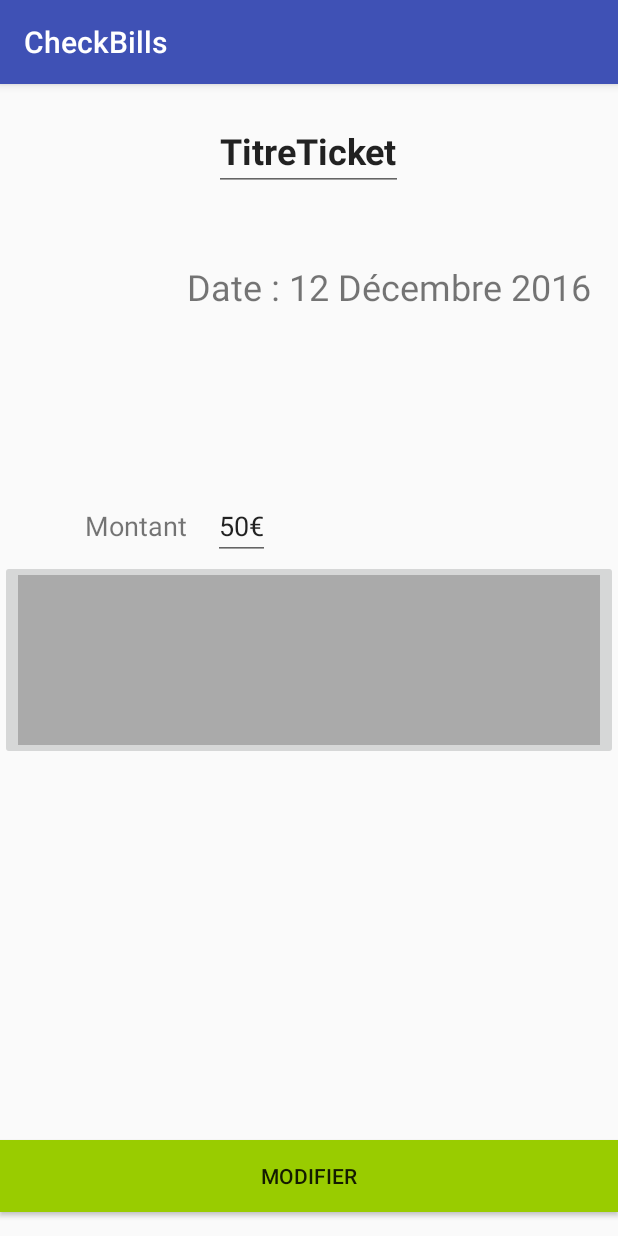
After one commit to GRnice/CheckBills, an Android app: the fragment HistoriqueModifFragment shown on its own in the app's theme, on a phone screen of 412 x 824 dp. The commit adds this screen. Run offline under Robolectric (Android 15) with nearby library versions, the phone set to English and light mode, and no system bars; 2 statements that could not run were skipped.

Commit message:
gestion de la modif

```diff
--- a/app/src/main/java/com/dg/checkbills/Daemon/SenderRequest.java
+++ b/app/src/main/java/com/dg/checkbills/Daemon/SenderRequest.java
@@ -43,7 +43,8 @@ public class SenderRequest extends Sender implements CommListener
             }
             case "MESSAGE":
             {
-                if (message.equals("BOUTIQUECHECK") || message.equals("ZONES_INFLUENCES_CHECK") )
+                if (message.equals("BOUTIQUECHECK") || message.equals("ZONES_INFLUENCES_CHECK") ||
+                        message.equals("BILLUPDATECHECK") )
                 {
                     task.cancel(true);
                     comm.interrupt();
--- /dev/null
+++ b/app/src/main/java/com/dg/checkbills/Historique/HistoriqueModifFragment.java
@@ -0,0 +1,71 @@
+package com.dg.checkbills.Historique;
+
+import android.os.Bundle;
+import android.view.LayoutInflater;
+import android.view.View;
+import android.view.ViewGroup;
+import android.widget.AdapterView;
+import android.widget.Button;
+import android.widget.EditText;
+import android.widget.ListView;
+import android.widget.TextView;
+
+import com.dg.checkbills.Data.Bill;
+import com.dg.checkbills.R;
+
+/**
+ * Created by Remy on 09/02/2017.
+ */
+
+public class HistoriqueModifFragment extends FragmentHistorique
+{
+    private Bill oldBill;
+
+    public HistoriqueModifFragment()
+    {
+
+    }
+
+    public static HistoriqueModifFragment newInstance(Bill bill)
+    {
+        HistoriqueModifFragment modifFrag = new HistoriqueModifFragment();
+        modifFrag.oldBill = bill;
+        return modifFrag;
+    }
+
+    @Override
+    public View onCreateView(LayoutInflater inflater, ViewGroup container,
+                             Bundle savedInstanceState) {
+        // Inflate the layout for this fragment
+
+        View v = inflater.inflate(R.layout.frag_historique_modification, container, false);
+        final EditText montantEdit = (EditText) v.findViewById(R.id.montantEditDetailHistorique);
+        montantEdit.setText(String.valueOf(oldBill.getMontant()));
+
+        final EditText titreEdit = (EditText) v.findViewById(R.id.titleDetailHistoriqueModif);
+        titreEdit.setText(oldBill.getNom());
+
+        Button btnModif = (Button) v.findViewById(R.id.butttonValiderModification);
+        btnModif.setOnClickListener(new View.OnClickListener()
+        {
+            @Override
+            public void onClick(View v)
+            {
+                String titre = titreEdit.getText().toString();
+                String montant = montantEdit.getText().toString();
+                if (titre.equals(oldBill.getNom()) && montant.equals(oldBill.getMontant()))
+                {
+                    ((HistoriqueActivity) getActivity()).ticketSelected(oldBill);
+                    return;
+                }
+                Bill nwBill = oldBill.clone();
+                nwBill.setMontant(Double.valueOf(montant));
+                nwBill.setTitre(titre);
+                ((HistoriqueActivity) getActivity()).modificationBill(oldBill,nwBill);
+
+                return;
+            }
+        });
+        return v;
+    }
+}
--- /dev/null
+++ b/app/src/main/res/layout/frag_historique_modification.xml
@@ -0,0 +1,70 @@
+<?xml version="1.0" encoding="utf-8"?>
+<RelativeLayout xmlns:android="http://schemas.android.com/apk/res/android"
+    xmlns:app="http://schemas.android.com/apk/res-auto"
+    android:orientation="vertical" android:layout_width="match_parent"
+    android:layout_height="match_parent">
+
+    <Button
+        android:text="Modifier"
+        android:layout_width="match_parent"
+        android:layout_height="wrap_content"
+        android:id="@+id/butttonValiderModification"
+        android:layout_marginBottom="16dp"
+        android:layout_alignParentBottom="true"
+        android:layout_alignParentStart="true"
+        android:background="@android:color/holo_green_light" />
+
+    <TextView
+        android:text="Date : 12 Décembre 2016"
+        android:layout_width="wrap_content"
+        android:layout_height="wrap_content"
+        android:id="@+id/dateDetailHistorique"
+        android:textSize="24sp"
+        android:layout_below="@+id/titleDetailHistoriqueModif"
+        android:layout_alignParentEnd="true"
+        android:layout_marginEnd="18dp"
+        android:layout_marginTop="47dp" />
+
+    <ImageButton
+        app:srcCompat="@android:color/darker_gray"
+        android:id="@+id/imageTicketDetailModif"
+        android:layout_width="200px"
+        android:layout_height="200px"
+        android:layout_centerVertical="true"
+        android:layout_alignParentStart="true"
+        android:layout_alignParentEnd="true" />
+
+    <EditText
+        android:text="TitreTicket"
+        android:layout_width="wrap_content"
+        android:layout_height="wrap_content"
+        android:id="@+id/titleDetailHistoriqueModif"
+        android:textAppearance="@style/TextAppearance.AppCompat.Body1"
+        android:fontFamily="sans-serif"
+        android:textSize="24sp"
+        android:textStyle="normal|bold"
+        android:layout_alignParentTop="true"
+        android:layout_centerHorizontal="true"
+        android:layout_marginTop="18dp" />
+
+    <TextView
+        android:text="Montant"
+        android:layout_width="wrap_content"
+        android:layout_height="wrap_content"
+        android:id="@+id/titreMontant"
+        android:textSize="18sp"
+        android:layout_alignBaseline="@+id/montantEditDetailHistorique"
+        android:layout_alignBottom="@+id/montantEditDetailHistorique"
+        android:layout_toStartOf="@+id/dateDetailHistorique" />
+
+    <EditText
+        android:text="50€"
+        android:layout_width="wrap_content"
+        android:layout_height="wrap_content"
+        android:id="@+id/montantEditDetailHistorique"
+        android:textSize="18sp"
+        android:layout_above="@+id/imageTicketDetailModif"
+        android:layout_toEndOf="@+id/titreMontant"
+        android:layout_marginStart="17dp" />
+
+</RelativeLayout>
--- a/app/src/main/res/layout/fragment_new_boutique.xml
+++ b/app/src/main/res/layout/fragment_new_boutique.xml
@@ -24,7 +24,6 @@
         android:textSize="24sp"
         android:textColor="@android:color/black"
         android:layout_marginTop="12dp"
-        android:layout_below="@+id/textInputLayout2"
         android:layout_alignParentStart="true" />
 
     <EditText
@@ -34,7 +33,6 @@
         android:text="Nom"
         android:ems="10"
         android:id="@+id/nomNouvelleBoutique"
-        android:textColor="?android:attr/colorControlNormal"
         android:textAlignment="viewStart"
         android:layout_marginStart="32dp"
         android:layout_alignBaseline="@+id/textView"
```
Also changed, not shown: app/src/main/java/com/dg/checkbills/Daemon/ServiceSocket.java (+25 -0 lines), app/src/main/java/com/dg/checkbills/Data/Bill.java (+23 -1 lines), app/src/main/java/com/dg/checkbills/Historique/HistoriqueActivity.java (+16 -0 lines), app/src/main/java/com/dg/checkbills/Historique/HistoriqueDetailFragment.java (+20 -4 lines), app/src/main/java/com/dg/checkbills/Storage/BillsManager.java (+19 -2 lines), app/src/main/res/layout/frag_historique_detail.xml (+66 -57 lines).
